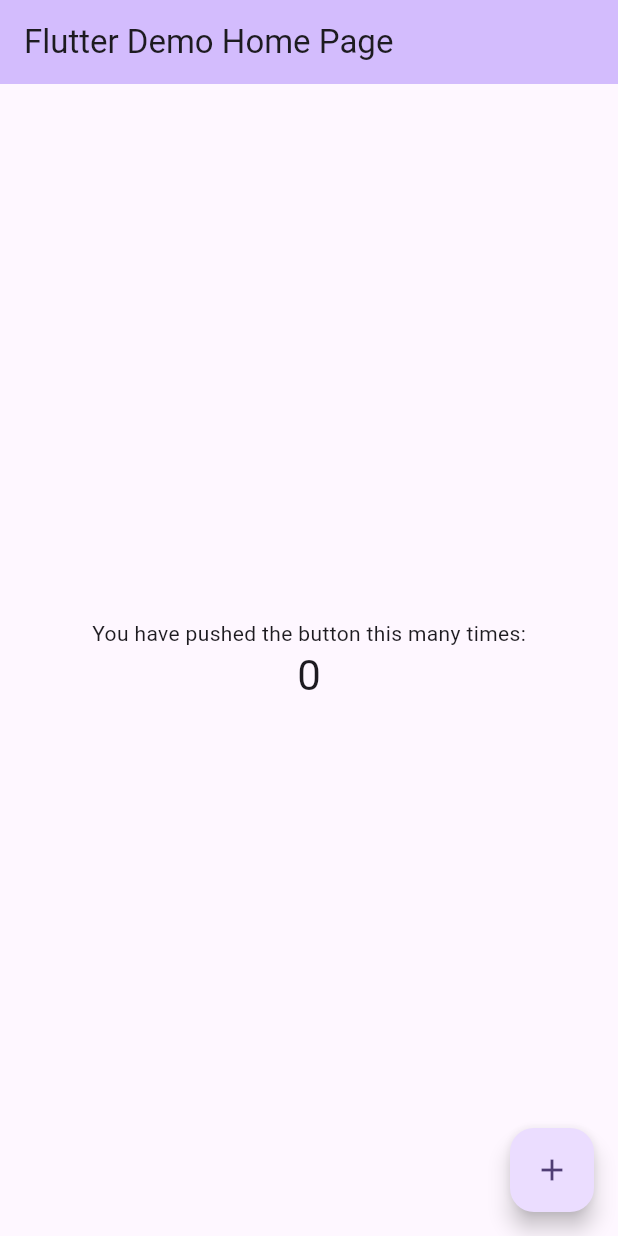
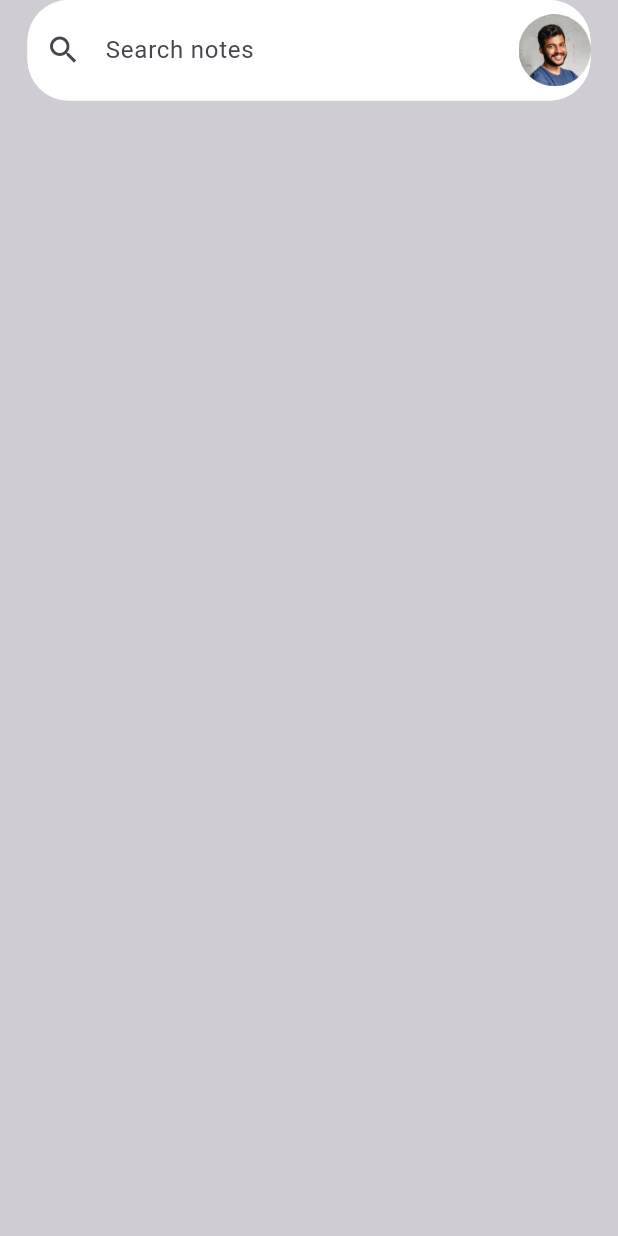
Before and after one commit to Elesawy11/note_app, a Flutter app: the screen it shows after launch, on a phone screen of 412 x 824 dp. Run offline on Flutter 3.47's test engine with Material 3 defaults, Android fonts, the phone set to English and light mode, and no system bars; our stand-ins replace flutter_screenutil.

Commit message:
custom text form field

```diff
--- /dev/null
+++ b/lib/core/utils/assets.dart
@@ -0,0 +1,8 @@
+// ignore_for_file: prefer_single_quotes
+class Assets {
+  Assets._();
+
+  /// Assets for assetsImagesAccount
+  /// assets/images/account.png
+  static const String assetsImagesAccount = "assets/images/account.png";
+}
--- /dev/null
+++ b/lib/core/utils/font_styles.dart
@@ -0,0 +1,11 @@
+import 'package:flutter/material.dart';
+import 'package:flutter_screenutil/flutter_screenutil.dart';
+
+import 'font_weight_helper.dart';
+
+abstract class FontStyles {
+  static TextStyle font14Regular = TextStyle(
+    fontSize: 14.sp,
+    fontWeight: FontWeightHelper.regular,
+  );
+}
--- /dev/null
+++ b/lib/core/utils/font_weight_helper.dart
@@ -0,0 +1,12 @@
+import 'package:flutter/material.dart';
+
+class FontWeightHelper {
+  static const FontWeight then = FontWeight.w100;
+  static const FontWeight extraLight = FontWeight.w200;
+  static const FontWeight light = FontWeight.w300;
+  static const FontWeight regular = FontWeight.w400;
+  static const FontWeight medium = FontWeight.w500;
+  static const FontWeight semiBold = FontWeight.w600;
+  static const FontWeight bold = FontWeight.w700;
+  static const FontWeight extraBold = FontWeight.w800;
+}
--- /dev/null
+++ b/lib/core/utils/spacere.dart
@@ -0,0 +1,6 @@
+import 'package:flutter/material.dart';
+import 'package:flutter_screenutil/flutter_screenutil.dart';
+
+SizedBox verticalSpace(double height) => SizedBox(height: height.h,);
+
+SizedBox horizontalSpace(double width)=>SizedBox(width: width.w,);
--- a/lib/fatures/home/presentation/views/home_view.dart
+++ b/lib/fatures/home/presentation/views/home_view.dart
@@ -0,0 +1,26 @@
+import 'package:flutter/material.dart';
+import 'package:flutter_screenutil/flutter_screenutil.dart';
+import 'widgets/custom_Text_form_field.dart';
+
+class HomeView extends StatelessWidget {
+  const HomeView({super.key});
+
+  @override
+  Widget build(BuildContext context) {
+    return Scaffold(
+      backgroundColor: const Color(0xffCFCCD4),
+      body: SafeArea(
+        child: Padding(
+          padding: EdgeInsets.symmetric(horizontal: 16.w),
+          child: Column(
+            children: [
+              CustomTextFormField(
+                validator: (value) {},
+              )
+            ],
+          ),
+        ),
+      ),
+    );
+  }
+}
--- /dev/null
+++ b/lib/fatures/home/presentation/views/widgets/custom_Text_form_field.dart
@@ -0,0 +1,44 @@
+import 'package:flutter/material.dart';
+import 'package:flutter_screenutil/flutter_screenutil.dart';
+import 'package:note_app/core/utils/assets.dart';
+import 'package:note_app/core/utils/font_styles.dart';
+
+class CustomTextFormField extends StatelessWidget {
+  const CustomTextFormField({super.key, this.validator});
+final String? Function(String?)? validator;
+  @override
+  Widget build(BuildContext context) {
+    return TextFormField(
+      decoration: InputDecoration(
+        fillColor: Colors.white,
+        filled: true,
+        hintText: 'Search notes',
+        hintStyle: FontStyles.font14Regular,
+        prefixIcon: const Icon(
+          Icons.search_outlined,
+        ),
+        suffixIcon: Image.asset(
+          width: 16.r,
+          height: 16.r,
+          Assets.assetsImagesAccount,
+        ),
+        contentPadding: EdgeInsets.symmetric(horizontal: 20.w, vertical: 18.h),
+        focusedBorder: outLineBorder(),
+        enabledBorder: outLineBorder(),
+        errorBorder: outLineBorder(),
+        focusedErrorBorder: outLineBorder(),
+      ),
+      validator: validator,
+    );
+  }
+
+  OutlineInputBorder outLineBorder() {
+    return OutlineInputBorder(
+      borderSide: const BorderSide(
+        color: Colors.white,
+        width: 1.3,
+      ),
+      borderRadius: BorderRadius.circular(24.0.r),
+    );
+  }
+}
--- a/lib/main.dart
+++ b/lib/main.dart
@@ -1,125 +1,26 @@
 import 'package:flutter/material.dart';
+import 'package:flutter_screenutil/flutter_screenutil.dart';
 
-void main() {
-  runApp(const MyApp());
+import 'fatures/home/presentation/views/home_view.dart';
+
+void main() async {
+  await ScreenUtil.ensureScreenSize();
+  runApp(const NoteApp());
 }
 
-class MyApp extends StatelessWidget {
-  const MyApp({super.key});
+class NoteApp extends StatelessWidget {
+  const NoteApp({super.key});
 
-  // This widget is the root of your application.
   @override
   Widget build(BuildContext context) {
-    return MaterialApp(
-      title: 'Flutter Demo',
-      theme: ThemeData(
-        // This is the theme of your application.
-        //
-        // TRY THIS: Try running your application with "flutter run". You'll see
-        // the application has a purple toolbar. Then, without quitting the app,
-        // try changing the seedColor in the colorScheme below to Colors.green
-        // and then invoke "hot reload" (save your changes or press the "hot
-        // reload" button in a Flutter-supported IDE, or press "r" if you used
-        // the command line to start the app).
-        //
-        // Notice that the counter didn't reset back to zero; the application
-        // state is not lost during the reload. To reset the state, use hot
-        // restart instead.
-        //
-        // This works for code too, not just values: Most code changes can be
-        // tested with just a hot reload.
-        colorScheme: ColorScheme.fromSeed(seedColor: Colors.deepPurple),
-        useMaterial3: true,
+    return const ScreenUtilInit(
+      designSize: Size(360, 690),
+      minTextAdapt: true,
+      splitScreenMode: true,
+      child: MaterialApp(
+        debugShowCheckedModeBanner: false,
+        home: HomeView(),
       ),
-      home: const MyHomePage(title: 'Flutter Demo Home Page'),
     );
   }
 }
-
-class MyHomePage extends StatefulWidget {
-  const MyHomePage({super.key, required this.title});
-
-  // This widget is the home page of your application. It is stateful, meaning
-  // that it has a State object (defined below) that contains fields that affect
-  // how it looks.
-
-  // This class is the configuration for the state. It holds the values (in this
-  // case the title) provided by the parent (in this case the App widget) and
-  // used by the build method of the State. Fields in a Widget subclass are
-  // always marked "final".
-
-  final String title;
-
-  @override
-  State<MyHomePage> createState() => _MyHomePageState();
-}
-
-class _MyHomePageState extends State<MyHomePage> {
-  int _counter = 0;
-
-  void _incrementCounter() {
-    setState(() {
-      // This call to setState tells the Flutter framework that something has
-      // changed in this State, which causes it to rerun the build method below
-      // so that the display can reflect the updated values. If we changed
-      // _counter without calling setState(), then the build method would not be
-      // called again, and so nothing would appear to happen.
-      _counter++;
-    });
-  }
-
-  @override
-  Widget build(BuildContext context) {
-    // This method is rerun every time setState is called, for instance as done
-    // by the _incrementCounter method above.
-    //
-    // The Flutter framework has been optimized to make rerunning build methods
-    // fast, so that you can just rebuild anything that needs updating rather
-    // than having to individually change instances of widgets.
-    return Scaffold(
-      appBar: AppBar(
-        // TRY THIS: Try changing the color here to a specific color (to
-        // Colors.amber, perhaps?) and trigger a hot reload to see the AppBar
-        // change color while the other colors stay the same.
-        backgroundColor: Theme.of(context).colorScheme.inversePrimary,
-        // Here we take the value from the MyHomePage object that was created by
-        // the App.build method, and use it to set our appbar title.
-        title: Text(widget.title),
-      ),
-      body: Center(
-        // Center is a layout widget. It takes a single child and positions it
-        // in the middle of the parent.
-        child: Column(
-          // Column is also a layout widget. It takes a list of children and
-          // arranges them vertically. By default, it sizes itself to fit its
-          // children horizontally, and tries to be as tall as its parent.
-          //
-          // Column has various properties to control how it sizes itself and
-          // how it positions its children. Here we use mainAxisAlignment to
-          // center the children vertically; the main axis here is the vertical
-          // axis because Columns are vertical (the cross axis would be
-          // horizontal).
-          //
-          // TRY THIS: Invoke "debug painting" (choose the "Toggle Debug Paint"
-          // action in the IDE, or press "p" in the console), to see the
-          // wireframe for each widget.
-          mainAxisAlignment: MainAxisAlignment.center,
-          children: <Widget>[
-            const Text(
-              'You have pushed the button this many times:',
-            ),
-            Text(
-              '$_counter',
-              style: Theme.of(context).textTheme.headlineMedium,
-            ),
-          ],
-        ),
-      ),
-      floatingActionButton: FloatingActionButton(
-        onPressed: _incrementCounter,
-        tooltip: 'Increment',
-        child: const Icon(Icons.add),
-      ), // This trailing comma makes auto-formatting nicer for build methods.
-    );
-  }
-}
```
Also changed, not shown: pubspec.yaml (+10 -14 lines), assets/images/account.png (added), pubspec.lock.
